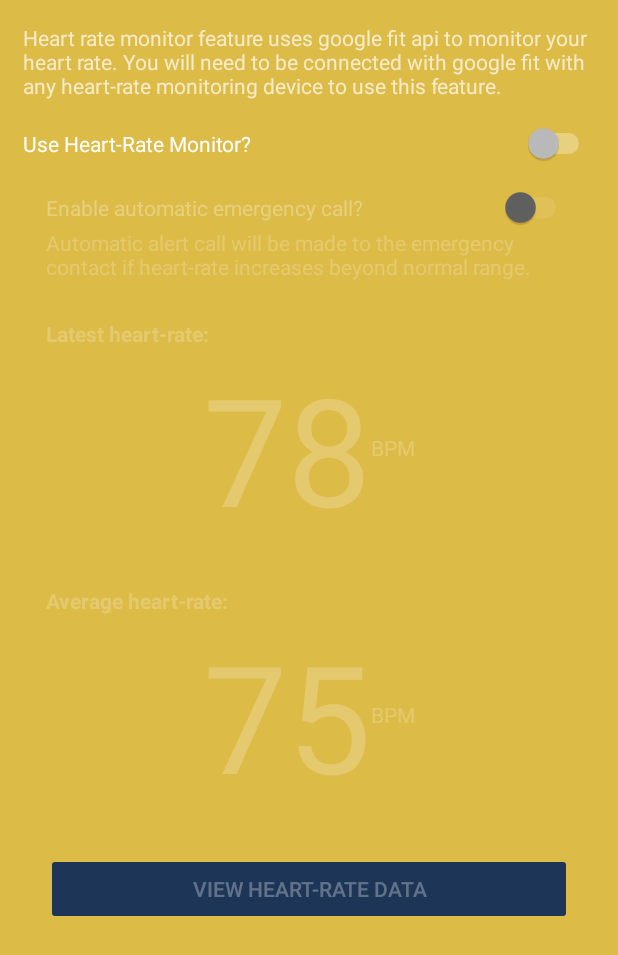
After one commit to SarthakSinghal15/MediCus, an Android app: the PatientHearRateMonitorActivity screen opened directly, with no data from a screen before it, on a phone screen of 412 x 824 dp. The commit adds this screen. Shown: the top 955 px of the screen. Run offline under Robolectric (Android 15) with nearby library versions, the phone set to English and light mode, and no system bars.

Commit message:
changes for heart rate monitoring

```diff
--- a/app/build.gradle
+++ b/app/build.gradle
@@ -20,6 +20,8 @@ android {
     }
 }
 
+com.google.gms.googleservices.GoogleServicesPlugin.config.disableVersionCheck = true
+
 dependencies {
     implementation fileTree(dir: 'libs', include: ['*.jar'])
     //noinspection GradleCompatible
@@ -32,4 +34,8 @@ dependencies {
     implementation 'com.google.firebase:firebase-firestore:16.0.0'
     annotationProcessor 'com.jakewharton:butterknife-compiler:8.8.1'
 
+    implementation 'com.google.android.gms:play-services-fitness:16.0.1'
+    implementation 'com.google.android.gms:play-services-auth:16.0.1'
+
+
 }
--- /dev/null
+++ b/app/src/main/java/com/medicus/PatientHearRateMonitorActivity.java
@@ -0,0 +1,194 @@
+package com.medicus;
+
+import android.app.Activity;
+import android.app.AlarmManager;
+import android.app.PendingIntent;
+import android.content.Context;
+import android.content.Intent;
+import android.os.SystemClock;
+import android.support.annotation.NonNull;
+import android.support.v4.app.INotificationSideChannel;
+import android.support.v7.app.AppCompatActivity;
+import android.os.Bundle;
+import android.util.Log;
+import android.view.View;
+import android.widget.CompoundButton;
+import android.widget.LinearLayout;
+import android.widget.Switch;
+
+import com.google.android.gms.auth.api.signin.GoogleSignIn;
+import com.google.android.gms.common.api.GoogleApiClient;
+import com.google.android.gms.common.api.PendingResult;
+import com.google.android.gms.fitness.Fitness;
+import com.google.android.gms.fitness.FitnessOptions;
+import com.google.android.gms.fitness.data.DataPoint;
+import com.google.android.gms.fitness.data.DataSet;
+import com.google.android.gms.fitness.data.DataSource;
+import com.google.android.gms.fitness.data.DataType;
+import com.google.android.gms.fitness.data.Field;
+import com.google.android.gms.fitness.request.DataReadRequest;
+import com.google.android.gms.fitness.result.DataReadResponse;
+import com.google.android.gms.fitness.result.DataReadResult;
+import com.google.android.gms.tasks.OnCompleteListener;
+import com.google.android.gms.tasks.Task;
+
+import java.text.DateFormat;
+import java.util.Calendar;
+import java.util.Date;
+import java.util.List;
+import java.util.concurrent.TimeUnit;
+
+import static java.text.DateFormat.getTimeInstance;
+
+public class PatientHearRateMonitorActivity extends AppCompatActivity {
+
+    Switch hr_switch, hr_emercall;
+    UserSessionManager session;
+    public static final int GOOGLE_FIT_PERMISSIONS_REQUEST_CODE =1234;
+    public static final int HEART_RATE_MONITOR_REQUEST_CODE = 2222;
+    List<Integer> heartRateBPM;
+    List<String> heartRateTime;
+    HeartRateMonitor hrmonitor;
+
+
+    @Override
+    protected void onCreate(Bundle savedInstanceState) {
+        super.onCreate(savedInstanceState);
+        setContentView(R.layout.activity_patient_hear_rate_monitor);
+        session = new UserSessionManager(getApplicationContext());
+        hrmonitor = new HeartRateMonitor();
+
+        hr_switch = findViewById(R.id.hr_switch);
+        hr_emercall = findViewById(R.id.hr_emercall);
+
+        boolean hrstatus = session.getHRMonitorStatus();
+        boolean hrecall = session.getHRECallStatus();
+        changeComponentAccess(hrstatus);
+        hr_switch.setChecked(hrstatus);
+        hr_emercall.setChecked(hrecall);
+
+        hr_switch.setOnCheckedChangeListener(new CompoundButton.OnCheckedChangeListener() {
+            @Override
+            public void onCheckedChanged(CompoundButton buttonView, boolean isChecked) {
+                if(isChecked)
+                {
+                    session.setHRMonitorStatus(true);
+                    changeComponentAccess(true);
+
+                    getGoogleFitPermission();
+                    //addGoogleFitData();
+                    //accessGoogleFit();
+                    setHeartRateMonitor();
+                }
+                else
+                {
+                    session.setHRMonitorStatus(false);
+                    changeComponentAccess(false);
+                    hr_emercall.setChecked(false);
+                    cancelHeartRateMonitor();
+                }
+            }
+        });
+
+        hr_emercall.setOnCheckedChangeListener(new CompoundButton.OnCheckedChangeListener() {
+            @Override
+            public void onCheckedChanged(CompoundButton buttonView, boolean isChecked) {
+                if(isChecked) {
+                    session.setHRECallStatus(true);
+                }
+                else {
+                    session.setHRECallStatus(false);
+                }
+            }
+        });
+    }
+
+    private void setHeartRateMonitor()
+    {
+        // We want the alarm to go off 2 seconds from now.
+//        long firstTime = SystemClock.elapsedRealtime();
+//        firstTime += 2 * 1000;//start 2 seconds after first register.
+
+        Calendar cal = Calendar.getInstance();
+        Date now = new Date();
+        cal.setTime(now);
+
+        long alarm_time = cal.getTimeInMillis();
+
+//        if(cal.before(Calendar.getInstance()))
+//            alarm_time += 60*1000;
+
+        AlarmManager alarmManager = (AlarmManager) getSystemService(Context.ALARM_SERVICE);
+
+        Intent intent = new Intent(this, HeartRateMonitor.class);
+
+        PendingIntent pendingIntent = PendingIntent.getBroadcast(this, HEART_RATE_MONITOR_REQUEST_CODE, intent,PendingIntent.FLAG_UPDATE_CURRENT);
+
+        alarmManager.setRepeating(AlarmManager.RTC_WAKEUP, alarm_time,90000, pendingIntent);
+
+        Log.i("hrmonitor","hrmonitor alarm set");
+    }
+
+    private void cancelHeartRateMonitor()
+    {
+        AlarmManager alarmManager = (AlarmManager) getSystemService(Context.ALARM_SERVICE);
+        Intent intent = new Intent(this, HeartRateMonitor.class);
+        PendingIntent pendingIntent = PendingIntent.getBroadcast(this, HEART_RATE_MONITOR_REQUEST_CODE, intent,PendingIntent.FLAG_CANCEL_CURRENT);
+        alarmManager.cancel(pendingIntent);
+        Log.i("hrmonitor","hrmonitor alarm cancelled");
+    }
+
+
+
+    private void getGoogleFitPermission()
+    {
+        FitnessOptions fitnessOptions = FitnessOptions.builder()
+                .addDataType(DataType.TYPE_STEP_COUNT_DELTA, FitnessOptions.ACCESS_READ)
+                .addDataType(DataType.TYPE_HEART_RATE_BPM,FitnessOptions.ACCESS_READ)
+                .addDataType(DataType.TYPE_STEP_COUNT_DELTA, FitnessOptions.ACCESS_WRITE)
+                .addDataType(DataType.TYPE_HEART_RATE_BPM,FitnessOptions.ACCESS_WRITE)
+                .build();
+
+        if(!GoogleSignIn.hasPermissions(GoogleSignIn.getLastSignedInAccount(this),fitnessOptions))
+        {
+            GoogleSignIn.requestPermissions(this,GOOGLE_FIT_PERMISSIONS_REQUEST_CODE, GoogleSignIn.getLastSignedInAccount(this),fitnessOptions);
+        }
+        else
+        {
+            Log.i("Google fit", "Already have permission");
+        }
+    }
+
+    @Override
+    protected void onActivityResult(int requestCode, int resultCode, Intent data)
+    {
+        if(resultCode== Activity.RESULT_OK)
+        {
+            if(requestCode == GOOGLE_FIT_PERMISSIONS_REQUEST_CODE)
+            {
+                Log.i("Google fit", "Got permission");
+            }
+        }
+    }
+
+    private void changeComponentAccess(boolean flag)
+    {
+        LinearLayout layout = findViewById(R.id.hr_layout);
+        for (int i = 0; i < layout.getChildCount(); i++) {
+            View child = layout.getChildAt(i);
+            child.setEnabled(flag);
+        }
+
+        LinearLayout layout2 = findViewById(R.id.newbpm_layout);
+        for (int i = 0; i < layout2.getChildCount(); i++) {
+            View child = layout2.getChildAt(i);
+            child.setEnabled(flag);
+        }
+
+        LinearLayout layout3 = findViewById(R.id.avgbpm_layout);
+        for (int i = 0; i < layout3.getChildCount(); i++) {
+            View child = layout3.getChildAt(i);
+            child.setEnabled(flag);
+        }
+    }
+}
--- a/app/src/main/java/com/medicus/UserSessionManager.java
+++ b/app/src/main/java/com/medicus/UserSessionManager.java
@@ -24,6 +24,8 @@ public class UserSessionManager
     public static final String U_EMAIL = "email";
     public static final String U_ECONTACT = "emergency";
     public static final String U_TYPE = "type";
+    public static final String U_HRMONITOR = "hrmonitor";
+    public static final String U_HRECALL = "hrecall";
 
     public UserSessionManager(Context context)
     {
@@ -42,6 +44,8 @@ public class UserSessionManager
         editor.putString(U_ECONTACT,emergency);
         editor.putString(U_TYPE,type);
         editor.putString(U_EMAIL,email);
+        editor.putBoolean(U_HRMONITOR,false);
+        editor.putBoolean(U_HRECALL,false);
         editor.commit();
     }
 
@@ -77,7 +81,6 @@ public class UserSessionManager
         user.put(U_ECONTACT,pref.getString(U_ECONTACT,null));
         user.put(U_TYPE,pref.getString(U_TYPE,null));
         user.put(U_EMAIL,pref.getString(U_EMAIL,null));
-        userid = Integer.parseInt(pref.getString(U_ID,null));
         return user;
     }
 
@@ -92,6 +95,14 @@ public class UserSessionManager
 
     public String getEmergency() {return pref.getString(U_ECONTACT,null);}
 
+    public boolean getHRMonitorStatus() {return pref.getBoolean(U_HRMONITOR,false);}
+
+    public void setHRMonitorStatus(boolean flag){editor.putBoolean(U_HRMONITOR,flag); editor.commit();}
+
+    public boolean getHRECallStatus() {return  pref.getBoolean(U_HRECALL,false);}
+
+    public void setHRECallStatus(boolean flag) {editor.putBoolean(U_HRECALL,flag); editor.commit();}
+
     public void logoutUser()
     {
         editor.clear();
--- a/app/src/main/res/layout/activity_patient_dashboard.xml
+++ b/app/src/main/res/layout/activity_patient_dashboard.xml
@@ -128,10 +128,10 @@
             android:elevation="10dp"/>
 
         <Button
-            android:id="@+id/btn_emergencyCall"
+            android:id="@+id/btn_hrmonitor"
             android:layout_width="match_parent"
             android:layout_height="70dp"
-            android:text="Emergency Call"
+            android:text="Heart-Rate Monitor"
             android:elevation="10dp"/>
 
         <Button
--- /dev/null
+++ b/app/src/main/res/layout/activity_patient_hear_rate_monitor.xml
@@ -0,0 +1,114 @@
+<?xml version="1.0" encoding="utf-8"?>
+<LinearLayout xmlns:android="http://schemas.android.com/apk/res/android"
+    xmlns:app="http://schemas.android.com/apk/res-auto"
+    xmlns:tools="http://schemas.android.com/tools"
+    android:layout_width="match_parent"
+    android:layout_height="match_parent"
+    tools:context=".PatientHearRateMonitorActivity"
+    android:orientation="vertical"
+    android:padding="15dp">
+
+    <TextView
+        android:layout_width="match_parent"
+        android:layout_height="wrap_content"
+        android:text="Heart rate monitor feature uses google fit api to monitor your heart rate. You will need to be connected with google fit with any heart-rate monitoring device to use this feature."/>
+
+    <LinearLayout
+        android:layout_width="match_parent"
+        android:layout_height="wrap_content"
+        android:orientation="vertical"
+        android:paddingTop="15dp"
+        android:gravity="center">
+
+        <Switch
+            android:id="@+id/hr_switch"
+            android:layout_width="match_parent"
+            android:layout_height="wrap_content"
+            android:layout_weight="1"
+            android:text="Use Heart-Rate Monitor? " />
+
+        <LinearLayout
+            android:id="@+id/hr_layout"
+            android:layout_width="match_parent"
+            android:layout_height="wrap_content"
+            android:padding="15dp"
+            android:orientation="vertical">
+
+            <Switch
+                android:id="@+id/hr_emercall"
+                android:layout_width="match_parent"
+                android:layout_height="wrap_content"
+                android:layout_weight="1"
+                android:text="Enable automatic emergency call? " />
+            <TextView
+                android:layout_width="match_parent"
+                android:layout_height="wrap_content"
+                android:text="Automatic alert call will be made to the emergency contact if heart-rate increases beyond normal range."/>
+
+
+            <TextView
+                android:layout_width="match_parent"
+                android:layout_height="wrap_content"
+                android:paddingTop="25dp"
+                android:text="Latest heart-rate:"
+                android:textStyle="bold"/>
+            <LinearLayout
+                android:id="@+id/newbpm_layout"
+                android:layout_width="match_parent"
+                android:layout_height="wrap_content"
+                android:gravity="center"
+                >
+                <TextView
+                    android:layout_width="wrap_content"
+                    android:layout_height="wrap_content"
+                    android:id="@+id/txt_newbpm"
+                    android:text="78"
+                    android:textSize="100dp"
+                    />
+                <TextView
+                    android:layout_width="wrap_content"
+                    android:layout_height="wrap_content"
+                    android:text="BPM" />
+            </LinearLayout>
+
+
+
+            <TextView
+                android:layout_width="match_parent"
+                android:layout_height="wrap_content"
+                android:paddingTop="25dp"
+                android:text="Average heart-rate:"
+                android:textStyle="bold"/>
+            <LinearLayout
+                android:id="@+id/avgbpm_layout"
+                android:layout_width="match_parent"
+                android:layout_height="wrap_content"
+                android:gravity="center"
+                android:paddingBottom="25dp"
+                >
+                <TextView
+                    android:layout_width="wrap_content"
+                    android:layout_height="wrap_content"
+                    android:id="@+id/txt_avgbpm"
+                    android:text="75"
+                    android:textSize="100dp"
+                    />
+                <TextView
+                    android:layout_width="wrap_content"
+                    android:layout_height="wrap_content"
+                    android:text="BPM" />
+            </LinearLayout>
+
+            <Button
+                android:layout_width="match_parent"
+                android:layout_height="wrap_content"
+                android:text="View Heart-Rate Data"/>
+
+        </LinearLayout>
+    </LinearLayout>
+
+
+
+
+
+</LinearLayout>
```
Also changed, not shown: app/src/main/AndroidManifest.xml (+18 -14 lines), app/src/main/java/com/medicus/HeartRateMonitor.java (added, +101 -0 lines), app/src/main/java/com/medicus/MyAlarm.java (+0 -13 lines), app/src/main/java/com/medicus/PatientDashboardActivity.java (+9 -22 lines), 2 other files.
